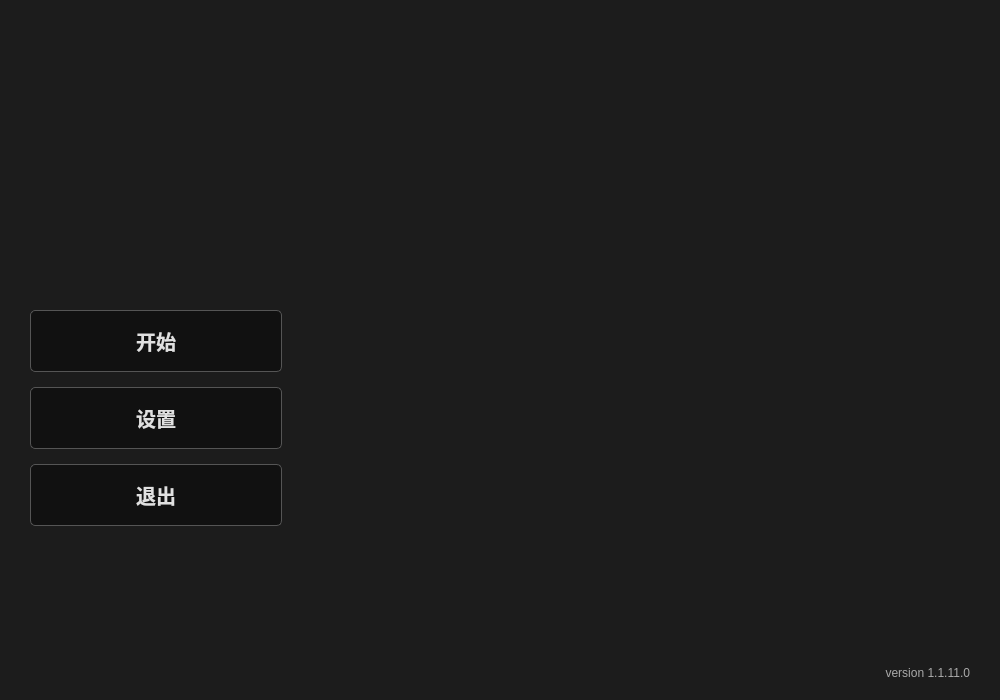
Old version of the form menu.ui in the repository Microindole/Qt-Brotato.
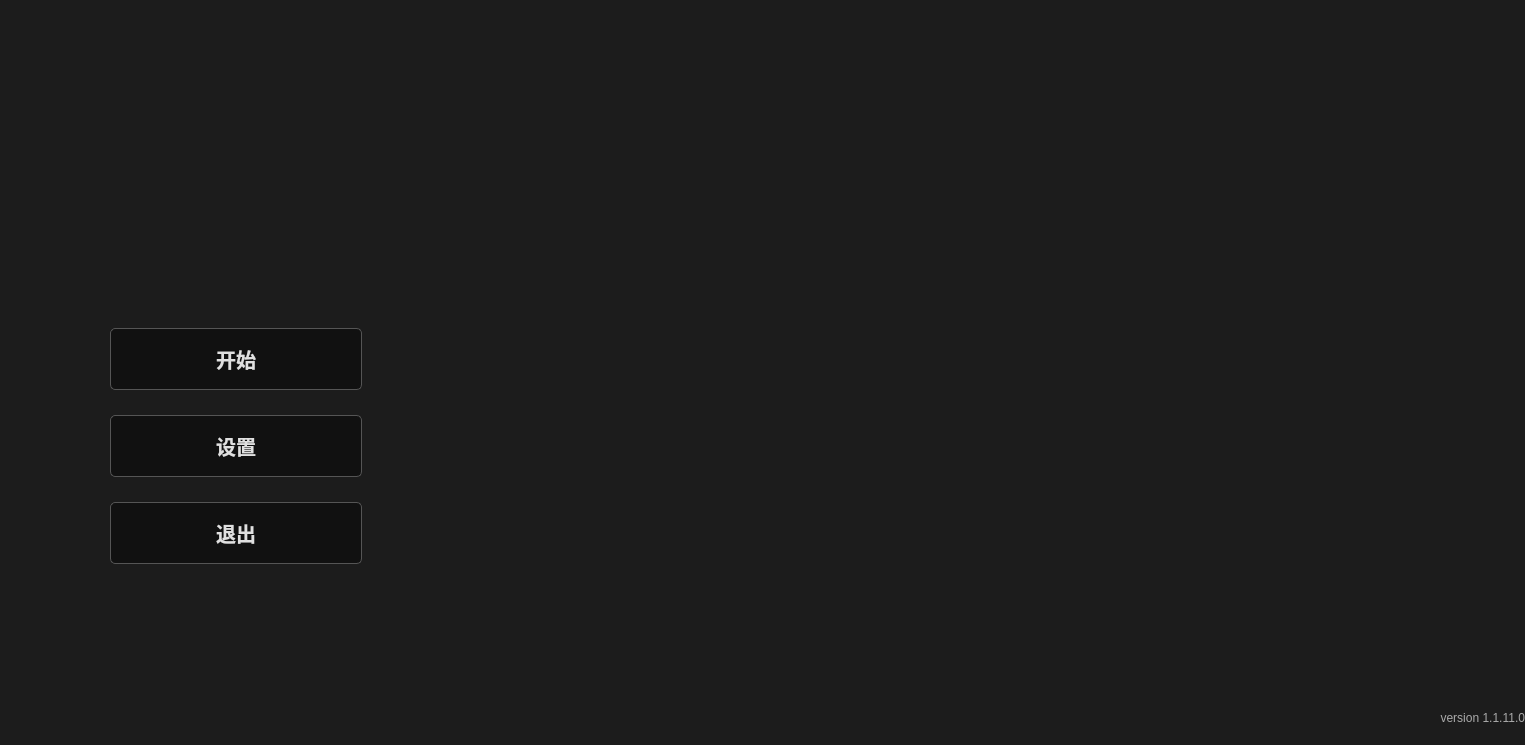
New version of the form. Icons and pictures are not drawn.

Commit message: 主菜单按钮样式修改，人物布局未改

Patch:
```diff
--- a/menu.ui
+++ b/menu.ui
@@ -6,10 +6,16 @@
    <rect>
     <x>0</x>
     <y>0</y>
-    <width>1000</width>
-    <height>700</height>
+    <width>1525</width>
+    <height>745</height>
    </rect>
   </property>
+  <property name="minimumSize">
+   <size>
+    <width>0</width>
+    <height>0</height>
+   </size>
+  </property>
   <property name="windowTitle">
    <string>Menu</string>
   </property>
@@ -62,21 +68,24 @@
     <number>30</number>
    </property>
    <property name="topMargin">
-    <number>20</number>
+    <number>30</number>
    </property>
    <property name="rightMargin">
-    <number>30</number>
+    <number>0</number>
    </property>
    <property name="bottomMargin">
     <number>20</number>
    </property>
+   <property name="spacing">
+    <number>0</number>
+   </property>
    <item row="1" column="0">
     <layout class="QVBoxLayout" name="leftButtonsContainer">
      <property name="spacing">
-      <number>15</number>
+      <number>25</number>
      </property>
-     <property name="alignment">
-      <set>Qt::AlignHCenter</set>
+     <property name="leftMargin">
+      <number>80</number>
      </property>
      <item>
       <spacer name="verticalSpacer_3">
@@ -107,6 +116,12 @@
      </item>
      <item>
       <widget class="QPushButton" name="exitButton">
+       <property name="minimumSize">
+        <size>
+         <width>252</width>
+         <height>0</height>
+        </size>
+       </property>
        <property name="text">
         <string>退出</string>
        </property>
@@ -168,6 +183,9 @@
    </item>
    <item row="1" column="1">
     <widget class="QLabel" name="characterImageLabel">
+     <property name="layoutDirection">
+      <enum>Qt::LayoutDirection::LeftToRight</enum>
+     </property>
      <property name="text">
       <string/>
      </property>
@@ -180,6 +198,9 @@
      <property name="alignment">
       <set>Qt::AlignmentFlag::AlignCenter</set>
      </property>
+     <property name="indent">
+      <number>-1</number>
+     </property>
     </widget>
    </item>
   </layout>
```
Left out of the diff: 9 changed lines with no effect on the pictures. The commit also changes 1 other file.
